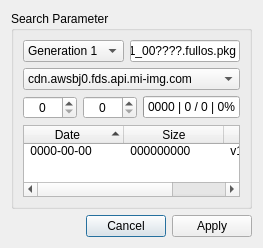
Old version of the form res/ui/search.ui in the repository LazyT/rrcc.
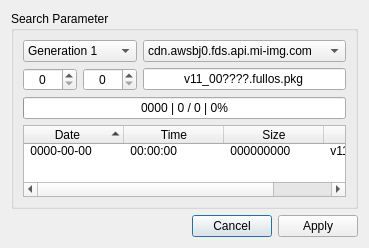
New version of the form. Icons and pictures are not drawn.

Commit message: add time to firmware search

Patch:
```diff
--- a/res/ui/search.ui
+++ b/res/ui/search.ui
@@ -6,7 +6,7 @@
    <rect>
     <x>0</x>
     <y>0</y>
-    <width>263</width>
+    <width>369</width>
     <height>248</height>
    </rect>
   </property>
@@ -15,7 +15,7 @@
   </property>
   <property name="windowIcon">
    <iconset resource="../rrcc.qrc">
-    <normaloff>:/png/png/save.png</normaloff>:/png/png/save.png</iconset>
+    <normaloff>:/png/png/internet.png</normaloff>:/png/png/internet.png</iconset>
   </property>
   <layout class="QVBoxLayout" name="verticalLayout">
    <item>
@@ -25,31 +25,8 @@
      </property>
      <layout class="QVBoxLayout" name="verticalLayout_2">
       <item>
-       <layout class="QHBoxLayout" name="horizontalLayout_2">
-        <item>
-         <widget class="QComboBox" name="comboBox_model">
-          <property name="toolTip">
-           <string>Select Model</string>
-          </property>
-          <property name="currentIndex">
-           <number>0</number>
-          </property>
-          <property name="sizeAdjustPolicy">
-           <enum>QComboBox::AdjustToContents</enum>
-          </property>
-          <item>
-           <property name="text">
-            <string>Generation 1</string>
-           </property>
-          </item>
-          <item>
-           <property name="text">
-            <string>Generation 2</string>
-           </property>
-          </item>
-         </widget>
-        </item>
-        <item>
+       <layout class="QGridLayout" name="gridLayout">
+        <item row="1" column="1">
          <widget class="QLineEdit" name="lineEdit">
           <property name="toolTip">
            <string>Enter Filename (???? will be replaced with version)</string>
@@ -62,9 +39,7 @@
           </property>
          </widget>
         </item>
-       </layout>
-      </item>
-      <item>
+        <item row="0" column="1">
        <widget class="QComboBox" name="comboBox_server">
         <property name="toolTip">
          <string>Select Server</string>
@@ -91,8 +66,31 @@
         </item>
        </widget>
       </item>
+        <item row="0" column="0">
+         <widget class="QComboBox" name="comboBox_model">
+          <property name="toolTip">
+           <string>Select Model</string>
+          </property>
+          <property name="currentIndex">
+           <number>0</number>
+          </property>
+          <property name="sizeAdjustPolicy">
+           <enum>QComboBox::AdjustToContents</enum>
+          </property>
       <item>
-       <layout class="QHBoxLayout" name="horizontalLayout" stretch="0,0,1">
+           <property name="text">
+            <string>Generation 1</string>
+           </property>
+          </item>
+          <item>
+           <property name="text">
+            <string>Generation 2</string>
+           </property>
+          </item>
+         </widget>
+        </item>
+        <item row="1" column="0">
+         <layout class="QHBoxLayout" name="horizontalLayout_3">
         <item>
          <widget class="QSpinBox" name="spinBox_Start">
           <property name="toolTip">
@@ -119,6 +117,10 @@
           </property>
          </widget>
         </item>
+         </layout>
+        </item>
+       </layout>
+      </item>
         <item>
          <widget class="QProgressBar" name="progressBar">
           <property name="toolTip">
@@ -132,8 +134,6 @@
           </property>
          </widget>
         </item>
-       </layout>
-      </item>
       <item>
        <widget class="QTreeWidget" name="treeWidget">
         <property name="toolTip">
@@ -162,6 +162,14 @@
           <set>AlignCenter</set>
          </property>
         </column>
+        <column>
+         <property name="text">
+          <string>Time</string>
+         </property>
+         <property name="textAlignment">
+          <set>AlignCenter</set>
+         </property>
+        </column>
         <column>
          <property name="text">
           <string>Size</string>
@@ -185,6 +193,12 @@
          <property name="textAlignment">
           <set>AlignCenter</set>
          </property>
+         <property name="text">
+          <string notr="true"> 00:00:00 </string>
+         </property>
+         <property name="textAlignment">
+          <set>AlignCenter</set>
+         </property>
          <property name="text">
           <string notr="true"> 000000000 </string>
          </property>
```
Left out of the diff: 8 changed lines with no effect on the pictures. Lines whose indentation alone changed are shown as unchanged. The commit also changes 4 other files.
